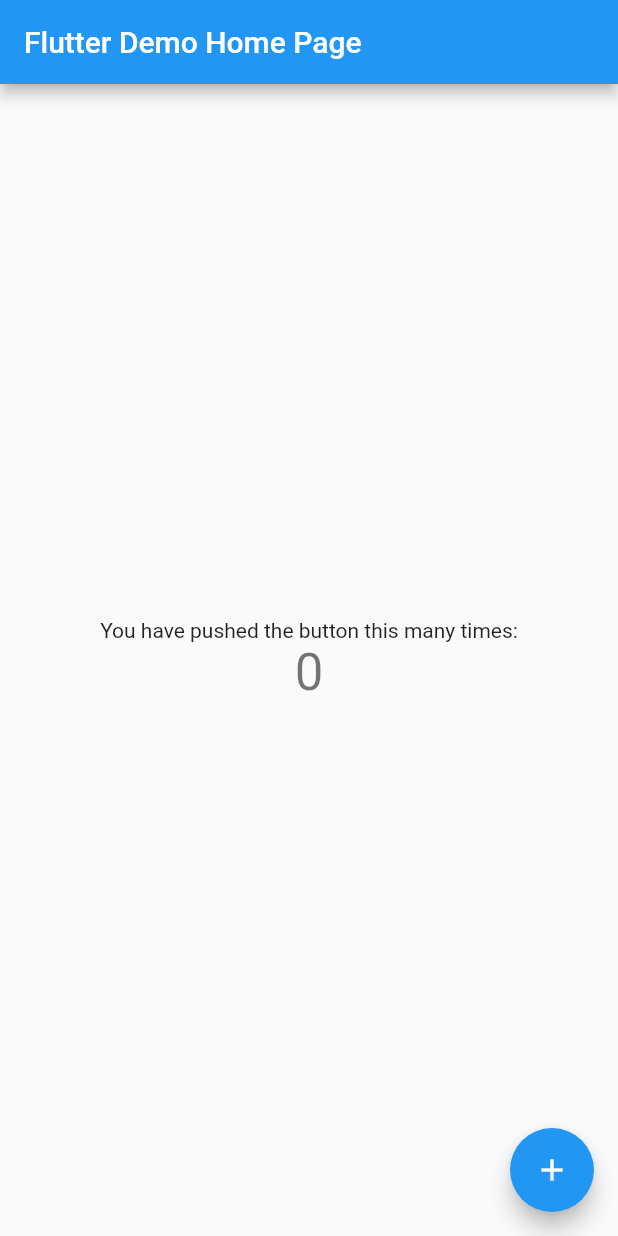
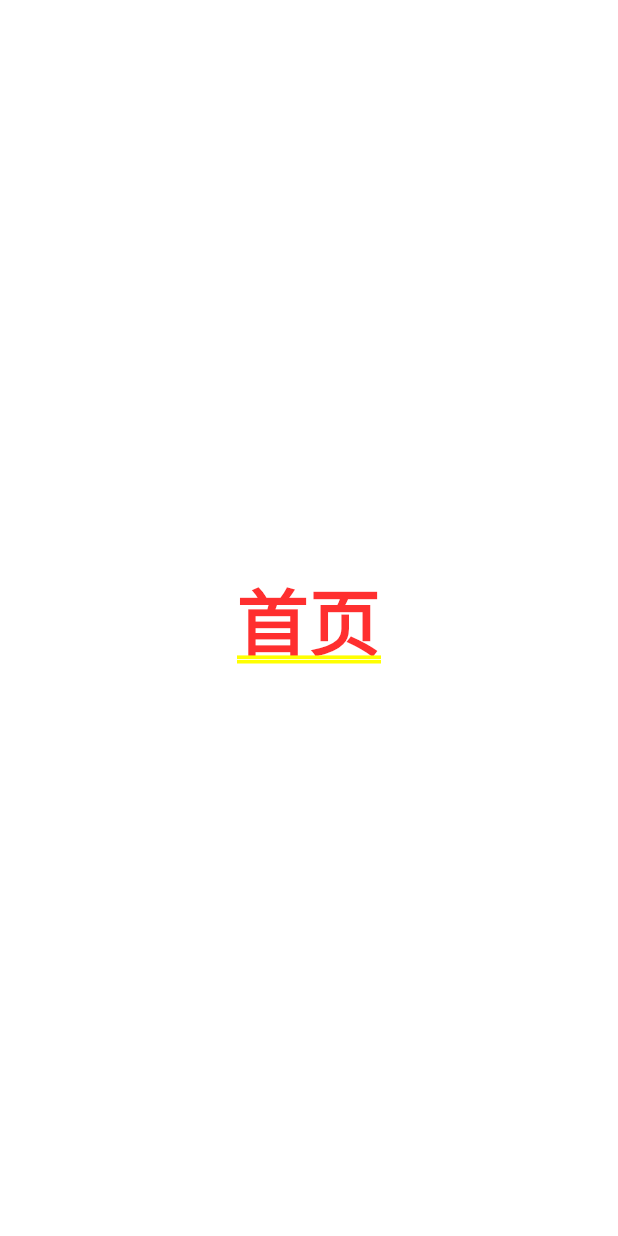
Before and after one commit to c344081/flutter_demo, a Flutter app: the screen it shows after launch, on a phone screen of 412 x 824 dp. Run offline on Flutter 3.47's test engine with Material 2 defaults, Android fonts, the phone set to English and light mode, and no system bars; our stand-ins replace dio, shared_preferences; generated files the repository leaves out were written again.

Commit message:
添加路由页

```diff
--- /dev/null
+++ b/lib/i10n/_localization.dart
@@ -0,0 +1,45 @@
+//
+// _localization.dart
+// flutter_demo
+//
+// Created by c344081 on 2019/8/23.
+// Copyright © 2019 c344081. All rights reserved.
+//
+
+import 'package:flutter/foundation.dart';
+import 'package:flutter/material.dart';
+
+//Locale资源类
+class GmLocalizations {
+  GmLocalizations(this.isZh);
+
+  bool isZh = false;
+
+  static GmLocalizations of(BuildContext context) {
+    return Localizations.of<GmLocalizations>(context, GmLocalizations);
+  }
+
+  String get title {
+    return isZh ? "Github应用" : "Github Demo";
+  }
+}
+
+//Locale代理类
+class GmLocalizationsDelegate extends LocalizationsDelegate<GmLocalizations> {
+  const GmLocalizationsDelegate();
+
+  //是否支持某个Local
+  @override
+  bool isSupported(Locale locale) => ['en', 'zh'].contains(locale.languageCode);
+
+  // Flutter会调用此类加载相应的Locale资源类
+  @override
+  Future<GmLocalizations> load(Locale locale) {
+    print("xxxx$locale");
+    return  SynchronousFuture<GmLocalizations>( GmLocalizations(locale.languageCode == "zh"));
+  }
+
+  // 当Localizations Widget重新build时，是否调用load重新加载Locale资源.
+  @override
+  bool shouldReload(GmLocalizationsDelegate old) => false;
+}
--- a/lib/main.dart
+++ b/lib/main.dart
@@ -1,5 +1,13 @@
 import 'package:flutter/material.dart';
 import 'common/global.dart';
+import 'package:provider/provider.dart';
+import 'common/profileChangeNotifier.dart';
+import 'i10n/_localization.dart';
+import 'routes/HomeRoute.dart';
+import 'routes/LanguageRoute.dart';
+import 'routes/LoginRoute.dart';
+import 'routes/ThemeChangeRoute.dart';
+import 'package:flutter_localizations/flutter_localizations.dart';
 
 void main() => Global.init().then((e) => runApp(MyApp()));
 
@@ -7,106 +15,62 @@ class MyApp extends StatelessWidget {
   // This widget is the root of your application.
   @override
   Widget build(BuildContext context) {
-    return MaterialApp(
-      title: 'Flutter Demo',
-      theme: ThemeData(
-        // This is the theme of your application.
-        //
-        // Try running your application with "flutter run". You'll see the
-        // application has a blue toolbar. Then, without quitting the app, try
-        // changing the primarySwatch below to Colors.green and then invoke
-        // "hot reload" (press "r" in the console where you ran "flutter run",
-        // or simply save your changes to "hot reload" in a Flutter IDE).
-        // Notice that the counter didn't reset back to zero; the application
-        // is not restarted.
-        primarySwatch: Colors.blue,
+    return MultiProvider(
+      providers: <SingleChildCloneableWidget>[
+        ChangeNotifierProvider.value(value: ThemeModel()),
+        ChangeNotifierProvider.value(value: UserModel()),
+        ChangeNotifierProvider.value(value: LocaleModel()),
+      ],
+      child: Consumer2<ThemeModel, LocaleModel>(
+        builder: (BuildContext context, themeModel, localeModel, Widget child) {
+          return MaterialApp(
+            theme: ThemeData(
+              primarySwatch: themeModel.theme,
+            ),
+            onGenerateTitle: (context){
+              return GmLocalizations.of(context).title;
+            },
+            home: HomeRoute(), //应用主页
+            locale: localeModel.getLocale(),
+            //我们只支持美国英语和中文简体
+            supportedLocales: [
+              const Locale('en', 'US'), // 美国英语
+              const Locale('zh', 'CN'), // 中文简体
+              //其它Locales
+            ],
+            localizationsDelegates: [
+              // 本地化的代理类
+              GlobalMaterialLocalizations.delegate,
+              GlobalWidgetsLocalizations.delegate,
+              GmLocalizationsDelegate()
+            ],
+            localeResolutionCallback:
+                (Locale _locale, Iterable<Locale> supportedLocales) {
+              if (localeModel.getLocale() != null) {
+                //如果已经选定语言，则不跟随系统
+                return localeModel.getLocale();
+              } else {
+
+                Locale locale;
+                //APP语言跟随系统语言，如果系统语言不是中文简体或美国英语，
+                //则默认使用美国英语
+                if (supportedLocales.contains(_locale)) {
+                  locale= _locale;
+                } else {
+                  locale= Locale('en', 'US');
+                }
+                return locale;
+              }
+            },
+            // 注册命名路由表
+            routes: <String, WidgetBuilder>{
+              "login": (context) => LoginRoute(),
+              "themes": (context) => ThemeChangeRoute(),
+              "language": (context) => LanguageRoute(),
+            },
+          );
+        },
       ),
-      home: MyHomePage(title: 'Flutter Demo Home Page'),
     );
   }
 }
-
-class MyHomePage extends StatefulWidget {
-  MyHomePage({Key key, this.title}) : super(key: key);
-
-  // This widget is the home page of your application. It is stateful, meaning
-  // that it has a State object (defined below) that contains fields that affect
-  // how it looks.
-
-  // This class is the configuration for the state. It holds the values (in this
-  // case the title) provided by the parent (in this case the App widget) and
-  // used by the build method of the State. Fields in a Widget subclass are
-  // always marked "final".
-
-  final String title;
-
-  @override
-  _MyHomePageState createState() => _MyHomePageState();
-}
-
-class _MyHomePageState extends State<MyHomePage> {
-  int _counter = 0;
-
-  void _incrementCounter() {
-    setState(() {
-      // This call to setState tells the Flutter framework that something has
-      // changed in this State, which causes it to rerun the build method below
-      // so that the display can reflect the updated values. If we changed
-      // _counter without calling setState(), then the build method would not be
-      // called again, and so nothing would appear to happen.
-      _counter++;
-    });
-  }
-
-  @override
-  Widget build(BuildContext context) {
-    // This method is rerun every time setState is called, for instance as done
-    // by the _incrementCounter method above.
-    //
-    // The Flutter framework has been optimized to make rerunning build methods
-    // fast, so that you can just rebuild anything that needs updating rather
-    // than having to individually change instances of widgets.
-    return Scaffold(
-      appBar: AppBar(
-        // Here we take the value from the MyHomePage object that was created by
-        // the App.build method, and use it to set our appbar title.
-        title: Text(widget.title),
-      ),
-      body: Center(
-        // Center is a layout widget. It takes a single child and positions it
-        // in the middle of the parent.
-        child: Column(
-          // Column is also layout widget. It takes a list of children and
-          // arranges them vertically. By default, it sizes itself to fit its
-          // children horizontally, and tries to be as tall as its parent.
-          //
-          // Invoke "debug painting" (press "p" in the console, choose the
-          // "Toggle Debug Paint" action from the Flutter Inspector in Android
-          // Studio, or the "Toggle Debug Paint" command in Visual Studio Code)
-          // to see the wireframe for each widget.
-          //
-          // Column has various properties to control how it sizes itself and
-          // how it positions its children. Here we use mainAxisAlignment to
-          // center the children vertically; the main axis here is the vertical
-          // axis because Columns are vertical (the cross axis would be
-          // horizontal).
-          mainAxisAlignment: MainAxisAlignment.center,
-          children: <Widget>[
-            Text(
-              'You have pushed the button this many times:',
-            ),
-            Text(
-              '$_counter',
-              style: Theme.of(context).textTheme.display1,
-            ),
-          ],
-        ),
-      ),
-      floatingActionButton: FloatingActionButton(
-        onPressed: _incrementCounter,
-        tooltip: 'Increment',
-        child: Icon(Icons.add),
-      ), // This trailing comma makes auto-formatting nicer for build methods.
-    );
-  }
-}
--- /dev/null
+++ b/lib/routes/HomeRoute.dart
@@ -0,0 +1,18 @@
+//
+// HomeRoute.dart
+// flutter_demo
+//
+// Created by c344081 on 2019/8/23.
+// Copyright © 2019 c344081. All rights reserved.
+//
+
+import 'package:flutter/material.dart';
+
+class HomeRoute extends StatelessWidget {
+  @override
+  Widget build(BuildContext context) {
+    return Center(
+      child: Text("首页"),
+    );
+  }
+}
--- /dev/null
+++ b/lib/routes/LanguageRoute.dart
@@ -0,0 +1,18 @@
+//
+// LanguageRoute.dart
+// flutter_demo
+//
+// Created by c344081 on 2019/8/23.
+// Copyright © 2019 c344081. All rights reserved.
+//
+
+import 'package:flutter/material.dart';
+
+class LanguageRoute extends StatelessWidget {
+  @override
+  Widget build(BuildContext context) {
+    return Center(
+      child: Text("切换语言"),
+    );
+  }
+}
--- /dev/null
+++ b/lib/routes/LoginRoute.dart
@@ -0,0 +1,18 @@
+//
+// LoginRoute.dart
+// flutter_demo
+//
+// Created by c344081 on 2019/8/23.
+// Copyright © 2019 c344081. All rights reserved.
+//
+
+import 'package:flutter/material.dart';
+
+class LoginRoute extends StatelessWidget {
+  @override
+  Widget build(BuildContext context) {
+    return Center(
+      child: Text("登录"),
+    );
+  }
+}
--- /dev/null
+++ b/lib/routes/ThemeChangeRoute.dart
@@ -0,0 +1,18 @@
+//
+// ThemeChangeRoute.dart
+// flutter_demo
+//
+// Created by c344081 on 2019/8/23.
+// Copyright © 2019 c344081. All rights reserved.
+//
+
+import 'package:flutter/material.dart';
+
+class ThemeChangeRoute extends StatelessWidget {
+  @override
+  Widget build(BuildContext context) {
+    return Center(
+      child: Text("更改主题"),
+    );
+  }
+}
--- a/pubspec.yaml
+++ b/pubspec.yaml
@@ -19,9 +19,12 @@ environment:
 dependencies:
   flutter:
     sdk: flutter
+  flutter_localizations:
+    sdk: flutter
   json_annotation: ^2.0.0
   shared_preferences:
   dio:
+  provider:
 
   # The following adds the Cupertino Icons font to your application.
   # Use with the CupertinoIcons class for iOS style icons.
```
Also changed, not shown: pubspec.lock.
